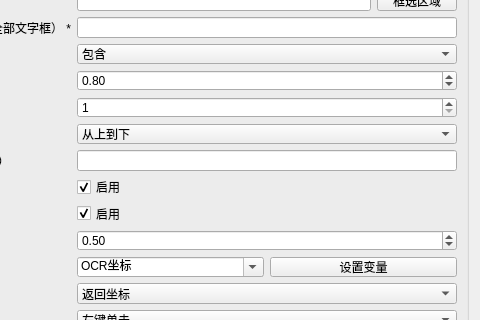
First picture: the form in instructions/本地OCR/OCR范围找字/OCR范围找字.ui, repository 714248411/AnClicker, before the edit; both pictures show x 200 to 680 and y 109 to 429 of the 680 by 700 pixel window.
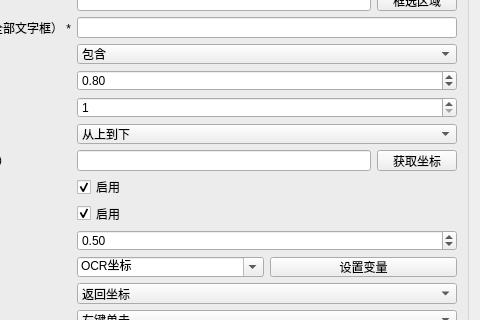
Second picture: the form after the edit.

Patch:
```diff
--- a/instructions/本地OCR/OCR范围找字/OCR范围找字.ui
+++ b/instructions/本地OCR/OCR范围找字/OCR范围找字.ui
@@ -346,6 +346,13 @@
                       </property>
                     </widget>
                   </item>
+                  <item>
+                    <widget class="QPushButton" name="auxiliary_7">
+                      <property name="text">
+                        <string>获取坐标</string>
+                      </property>
+                    </widget>
+                  </item>
                 </layout>
               </widget>
             </item>
```
